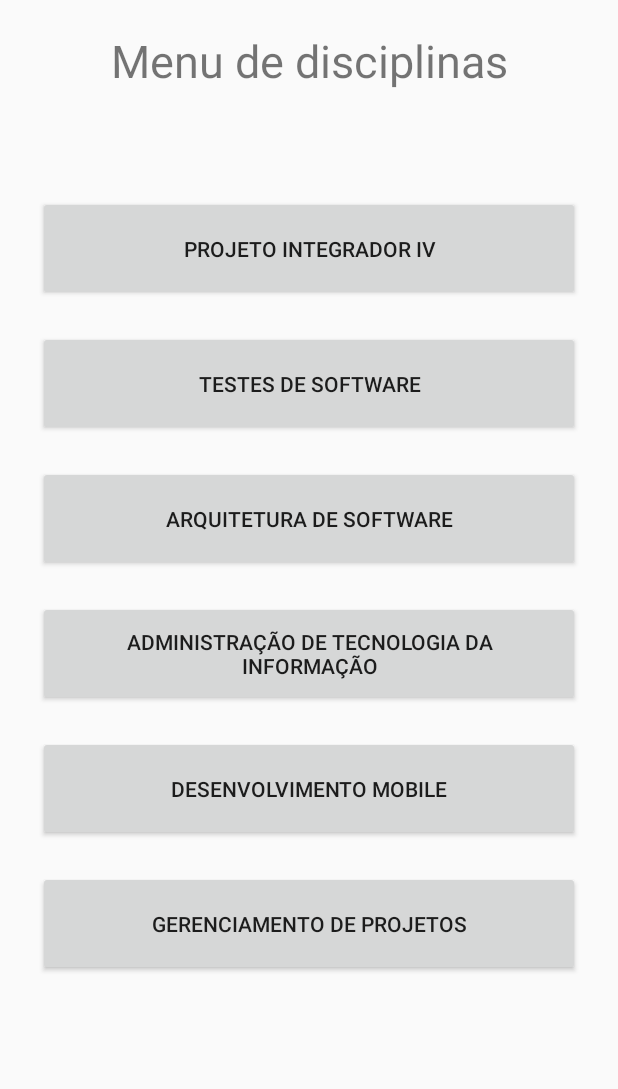
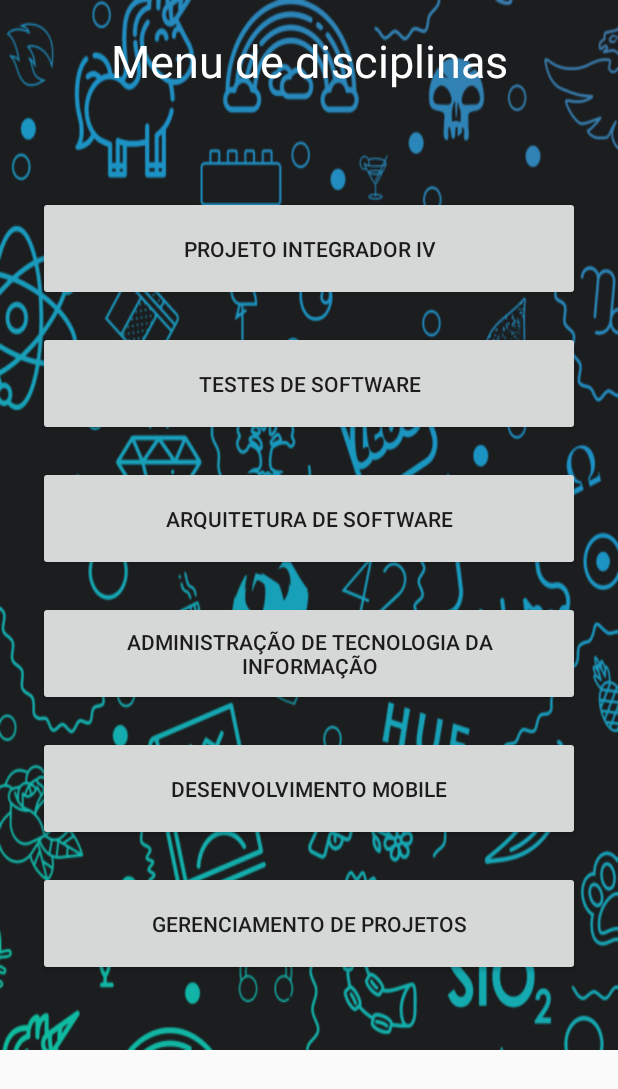
Before and after one commit to jonathanmiquelino/projeto-calculo-media, an Android app: the screen it shows after launch (MainActivity), on a phone screen of 412 x 824 dp. Shown: the top 1089 px of the screen. Run offline under Robolectric (Android 15) with nearby library versions, the phone set to English and light mode, and no system bars.

Commit message:
add imagem fundo

```diff
--- a/CalculoMedia/app/src/main/res/layout/activity_main.xml
+++ b/CalculoMedia/app/src/main/res/layout/activity_main.xml
@@ -2,96 +2,99 @@
 <ScrollView xmlns:android="http://schemas.android.com/apk/res/android"
     xmlns:app="http://schemas.android.com/apk/res-auto"
     xmlns:tools="http://schemas.android.com/tools"
+    style="@android:style/Widget.DeviceDefault.ScrollView"
     android:layout_width="match_parent"
+
     android:layout_height="match_parent"
     tools:context=".MainActivity">
 
     <LinearLayout
         android:layout_width="match_parent"
         android:layout_height="wrap_content"
-        android:orientation="vertical"
-    >
+        android:background="@drawable/fundo_proj_mobile"
+        android:orientation="vertical">
 
         <TextView
             android:layout_width="match_parent"
             android:layout_height="wrap_content"
+            android:layout_marginTop="20sp"
+            android:gravity="center"
             android:text="Menu de disciplinas"
-            android:gravity="center"
-            android:layout_marginTop="20sp"
             android:textSize="30sp"
-        />
+            android:textColor="#FFFFFF" />
 
         <Button
             android:id="@+id/btnPi4"
+            style="@android:style/Widget.DeviceDefault.Light.Button"
             android:layout_width="match_parent"
             android:layout_height="wrap_content"
+            android:layout_marginLeft="25dp"
             android:layout_marginTop="70dp"
-            android:focusable="auto"
-            android:text="Projeto integrador IV"
-            android:layout_marginLeft="25dp"
             android:layout_marginRight="25dp"
             android:height="70dp"
-            android:gravity="center" />
+            android:focusable="auto"
+            android:gravity="center"
+            android:text="Projeto integrador IV" />
 
         <Button
             android:id="@+id/btnTS"
             android:layout_width="match_parent"
             android:layout_height="wrap_content"
+            android:layout_marginLeft="25dp"
             android:layout_marginTop="20dp"
-            android:focusable="auto"
-            android:text="Testes de Software"
-            android:layout_marginLeft="25dp"
             android:layout_marginRight="25dp"
             android:height="70dp"
-            android:gravity="center" />
+            android:focusable="auto"
+            android:gravity="center"
+            android:text="Testes de Software" />
 
         <Button
             android:id="@+id/btnAQ"
             android:layout_width="match_parent"
             android:layout_height="wrap_content"
+            android:layout_marginLeft="25dp"
             android:layout_marginTop="20dp"
-            android:focusable="auto"
-            android:text="Arquitetura de Software"
-            android:layout_marginLeft="25dp"
             android:layout_marginRight="25dp"
             android:height="70dp"
-            android:gravity="center" />
+            android:focusable="auto"
+            android:gravity="center"
+            android:text="Arquitetura de Software" />
 
         <Button
             android:id="@+id/btnADMTI"
             android:layout_width="match_parent"
             android:layout_height="wrap_content"
+            android:layout_marginLeft="25dp"
             android:layout_marginTop="20dp"
-            android:focusable="auto"
-            android:text="Administração de tecnologia da informação"
-            android:layout_marginLeft="25dp"
             android:layout_marginRight="25dp"
             android:height="70dp"
-            android:gravity="center" />
+            android:focusable="auto"
+            android:gravity="center"
+            android:text="Administração de tecnologia da informação" />
 
         <Button
             android:id="@+id/btnDSM"
             android:layout_width="match_parent"
             android:layout_height="wrap_content"
+            android:layout_marginLeft="25dp"
             android:layout_marginTop="20dp"
-            android:focusable="auto"
-            android:text="Desenvolvimento mobile"
-            android:layout_marginLeft="25dp"
             android:layout_marginRight="25dp"
             android:height="70dp"
-            android:gravity="center" />
+            android:focusable="auto"
+            android:gravity="center"
+            android:text="Desenvolvimento mobile" />
 
         <Button
             android:id="@+id/btnGP"
             android:layout_width="match_parent"
             android:layout_height="wrap_content"
+            android:layout_marginLeft="25dp"
             android:layout_marginTop="20dp"
-            android:focusable="auto"
-            android:text="Gerenciamento de projetos"
-            android:layout_marginLeft="25dp"
             android:layout_marginRight="25dp"
             android:height="70dp"
-            android:gravity="center" />
+            android:focusable="auto"
+            android:gravity="center"
+            android:text="Gerenciamento de projetos" />
 
     </LinearLayout>
 
```
Also changed, not shown: CalculoMedia/app/src/main/res/drawable/fundo_proj_mobile.png (added).
